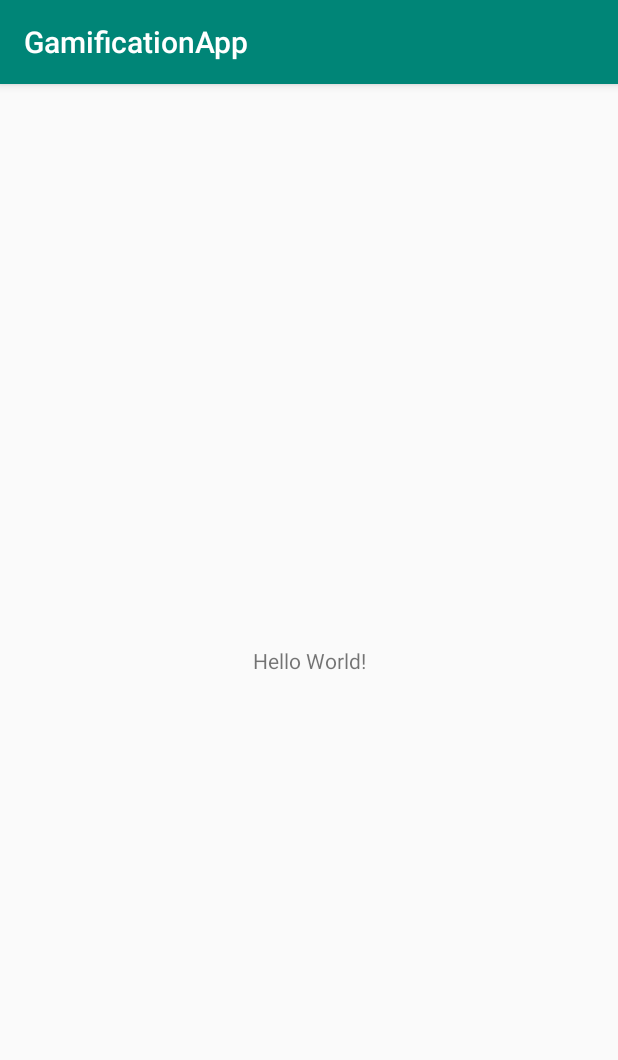
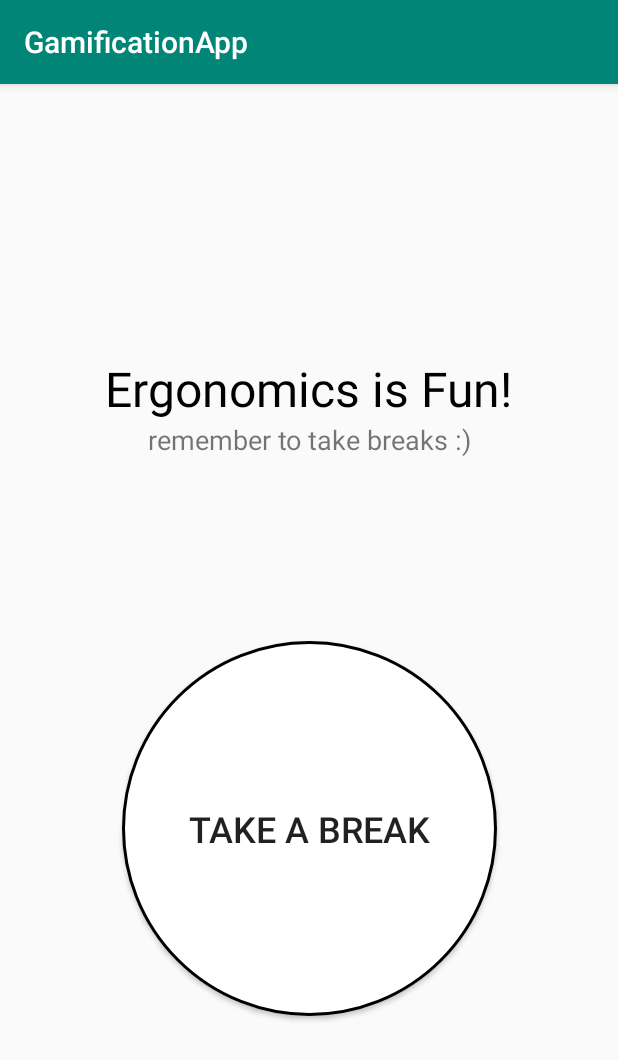
Before and after one commit to MikaelRemes/GamificationApplication, an Android app: the screen it shows after launch (MainActivity), on a phone screen of 412 x 824 dp. Shown: the top 1060 px of the screen. Run offline under Robolectric (Android 15) with nearby library versions, the phone set to English and light mode, and no system bars.

Commit message:
Added some small things

```diff
--- a/app/src/main/AndroidManifest.xml
+++ b/app/src/main/AndroidManifest.xml
@@ -9,6 +9,7 @@
         android:roundIcon="@mipmap/ic_launcher_round"
         android:supportsRtl="true"
         android:theme="@style/AppTheme">
+        <activity android:name=".ExcersizeActivity"></activity>
         <activity android:name=".MainActivity">
             <intent-filter>
                 <action android:name="android.intent.action.MAIN" />
--- /dev/null
+++ b/app/src/main/res/drawable/round_button.xml
@@ -0,0 +1,10 @@
+<?xml version="1.0" encoding="utf-8"?>
+<selector xmlns:android="http://schemas.android.com/apk/res/android">
+    <item>
+        <shape android:shape="oval">
+            <stroke android:color="#000000" android:width="2dp" />
+            <solid android:color="#FFFFFF"/>
+            <size android:width="100dp" android:height="100dp"/>
+        </shape>
+    </item>
+</selector>
--- a/app/src/main/res/layout/activity_main.xml
+++ b/app/src/main/res/layout/activity_main.xml
@@ -7,12 +7,42 @@
     tools:context=".MainActivity">
 
     <TextView
+        android:id="@+id/mainMenuTextView"
         android:layout_width="wrap_content"
         android:layout_height="wrap_content"
-        android:text="Hello World!"
+        android:text="Ergonomics is Fun!"
+        android:textColor="@android:color/black"
+        android:textSize="32sp"
         app:layout_constraintBottom_toBottomOf="parent"
-        app:layout_constraintLeft_toLeftOf="parent"
-        app:layout_constraintRight_toRightOf="parent"
-        app:layout_constraintTop_toTopOf="parent" />
+        app:layout_constraintEnd_toEndOf="parent"
+        app:layout_constraintStart_toStartOf="parent"
+        app:layout_constraintTop_toTopOf="parent"
+        app:layout_constraintVertical_bias="0.25" />
+
+    <Button
+        android:id="@+id/breakButton"
+        android:layout_width="250dp"
+        android:layout_height="250dp"
+        android:background="@drawable/round_button"
+        android:padding="10dp"
+        android:text="Take a break"
+        android:textSize="24sp"
+        app:layout_constraintBottom_toBottomOf="parent"
+        app:layout_constraintEnd_toEndOf="parent"
+        app:layout_constraintStart_toStartOf="parent"
+        app:layout_constraintTop_toBottomOf="@+id/mainMenuTextView" />
+
+    <TextView
+        android:id="@+id/breakTextView"
+        android:layout_width="wrap_content"
+        android:layout_height="wrap_content"
+        android:text="remember to take breaks :)"
+        android:textSize="18sp"
+        app:layout_constraintBottom_toBottomOf="parent"
+        app:layout_constraintEnd_toEndOf="parent"
+        app:layout_constraintStart_toStartOf="parent"
+        app:layout_constraintTop_toBottomOf="@+id/mainMenuTextView"
+        app:layout_constraintVertical_bias="0.0" />
+
 
 </androidx.constraintlayout.widget.ConstraintLayout>
```
Also changed, not shown: app/src/main/java/com/example/gamificationapp/ExcersizeActivity.java (added, +14 -0 lines), app/src/main/res/layout/activity_excersize.xml (added, +42 -0 lines), app/src/main/res/drawable-hdpi/excersizeImg.png (added), app/src/main/res/drawable-mdpi/excersizeImg.png (added), app/src/main/res/drawable-xhdpi/excersizeImg.png (added), app/src/main/res/drawable-xxhdpi/excersizeImg.png (added), app/src/main/res/drawable-xxxhdpi/excersizeImg.png (added).
